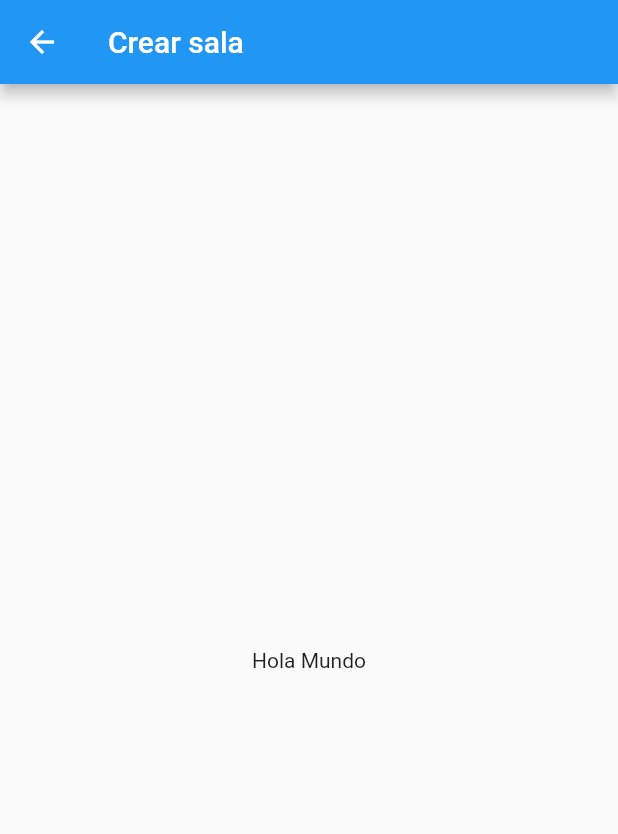
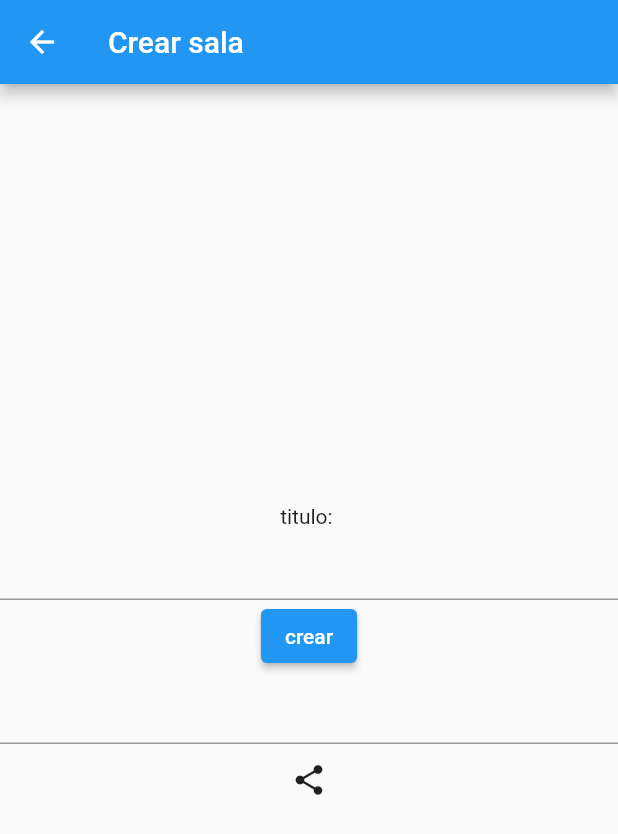
Before and after one commit to Ossyyrr/voting_system, a Flutter app: the screen it shows after launch, after a tap on "CREAR SALA", on a phone screen of 412 x 824 dp. Shown: the top 834 px of the screen. Run offline on Flutter 3.47's test engine with Material 2 defaults, Android fonts, the phone set to English and light mode, and no system bars; our stand-ins replace pie_chart, share_plus, socket_io_client; network calls fail.

Commit message:
wip links

```diff
--- a/lib/pages/create_room.dart
+++ b/lib/pages/create_room.dart
@@ -1,14 +1,75 @@
 import 'package:flutter/material.dart';
+import 'package:provider/provider.dart';
+import 'package:share_plus/share_plus.dart';
+import 'package:voting_system/services/socket_service.dart';
 
-class CreateRoomPage extends StatelessWidget {
+class CreateRoomPage extends StatefulWidget {
   const CreateRoomPage({Key? key}) : super(key: key);
+
+  @override
+  State<CreateRoomPage> createState() => _CreateRoomPageState();
+}
+
+class _CreateRoomPageState extends State<CreateRoomPage> {
+  String roomId = '';
+  final textController = TextEditingController();
+  final roomIdController = TextEditingController();
+
+  @override
+  void initState() {
+    final socketService = Provider.of<SocketService>(context, listen: false);
+
+    socketService.socket.on(
+      'new-votation-page',
+      (payload) => {
+        print(payload),
+        roomId = payload['votationPage']['salaId'],
+        roomIdController.text = roomId,
+        setState(() {}),
+      },
+    );
+    super.initState();
+  }
 
   @override
   Widget build(BuildContext context) {
     return Scaffold(
       appBar: AppBar(title: const Text('Crear sala')),
-      body: const Center(
-        child: Text('Hola Mundo'),
+      body: Center(
+        child: Column(
+          mainAxisAlignment: MainAxisAlignment.center,
+          children: [
+            const Text('titulo: '),
+            TextField(
+              controller: textController,
+            ),
+            ElevatedButton(
+                onPressed: () {
+                  print('CREAR');
+
+                  final socketService = Provider.of<SocketService>(context, listen: false);
+                  socketService.emit('create-room', {'title': textController.text});
+                },
+                child: const Text('crear')),
+            TextField(
+              controller: roomIdController,
+              onChanged: (v) {
+                // Evita que se pueda cambiar, permite copiar desde la pantalla
+                roomIdController.text = roomId;
+              },
+            ),
+            IconButton(
+              icon: const Icon(Icons.share),
+              onPressed: () {
+                // TODO Dynamic links
+                Share.share(
+                  'SALA: $roomId',
+                  subject: 'Look what I made!',
+                );
+              },
+            )
+          ],
+        ),
       ),
     );
   }
--- a/lib/pages/welcome.dart
+++ b/lib/pages/welcome.dart
@@ -39,6 +39,10 @@ class WelcomePage extends StatelessWidget {
               ),
               ElevatedButton(
                 onPressed: () {
+                  final socketService = Provider.of<SocketService>(context, listen: false);
+
+                  socketService.initConfig('no-sala');
+
                   Navigator.pushNamed(context, 'create');
                 },
                 child: const Text('CREAR SALA'),
--- a/pubspec.yaml
+++ b/pubspec.yaml
@@ -33,6 +33,7 @@ dependencies:
   socket_io_client: ^2.0.0-beta.4-nullsafety.0
   provider: ^6.0.2
   pie_chart: ^5.3.0
+  share_plus: ^4.0.4
 
 dev_dependencies:
   flutter_test:
```
Also changed, not shown: pubspec.lock, 5 other files.
